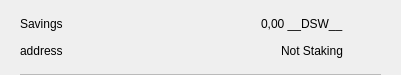
decenomy/DSW, file src/qt/pivx/forms/csrow.ui: the form before one commit.
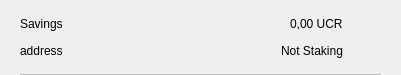
The form after the commit. Icons and pictures are not drawn.

Diff of the .ui file:
```diff
--- a/src/qt/pivx/forms/csrow.ui
+++ b/src/qt/pivx/forms/csrow.ui
@@ -102,7 +102,7 @@
            <item>
             <widget class="QLabel" name="labelAmount">
              <property name="text">
-              <string>0,00 __DSW__</string>
+              <string>0,00 UCR</string>
              </property>
             </widget>
            </item>
```
